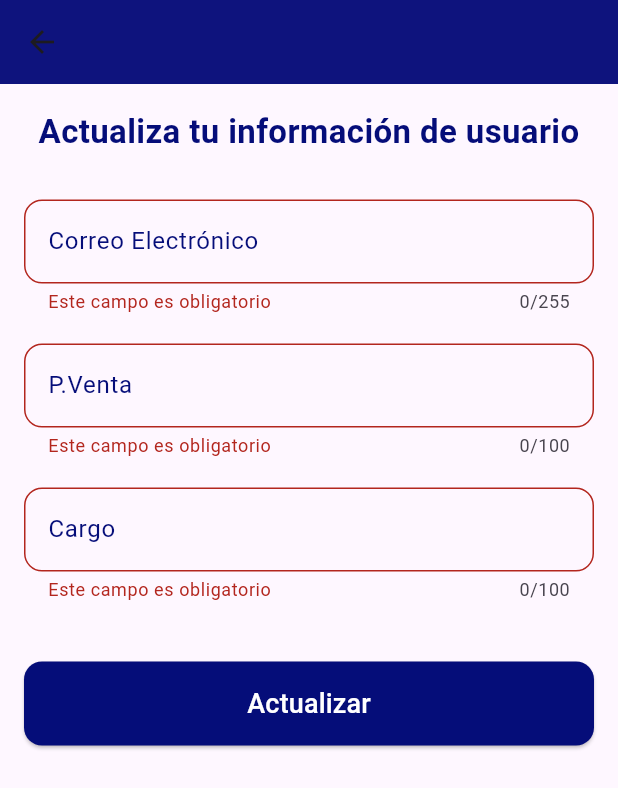
After one commit to leoespi/talento_mxm_flutter, a Flutter app: the UpdateUserForm screen opened directly, after a tap on "Actualizar", on a phone screen of 412 x 824 dp. The commit adds this screen. Shown: the top 788 px of the screen. Run offline on Flutter 3.47's test engine with Material 3 defaults, Android fonts, the phone set to English and light mode, and no system bars; our stand-ins replace cached_network_image, file_picker, get, get_storage, google_fonts, image_picker and 1 more; accounts and stored records are empty; network calls fail.

Commit message:
Update_user

```diff
--- a/lib/views/perfil.dart
+++ b/lib/views/perfil.dart
@@ -2,6 +2,7 @@ import 'package:flutter/material.dart';
 import 'package:talento_mxm_flutter/services/user_service.dart';
 import 'package:get_storage/get_storage.dart';
 import 'package:talento_mxm_flutter/views/bottom_menu.dart';
+import 'package:talento_mxm_flutter/views/update_perfil.dart'; // Importar el formulario de actualización de usuario
 
 class UserData {
   final String name;
@@ -9,7 +10,6 @@ class UserData {
   final String email;
   final String p_venta;
   final String cargo;
-
   UserData({
     required this.name,
     required this.cedula,
@@ -45,12 +45,12 @@ class _ProfileScreenState extends State<ProfileScreen> {
       appBar: AppBar(
         iconTheme: IconThemeData(color: Colors.white),
         backgroundColor: const Color.fromARGB(255, 5, 13, 121),
-
-        title: Text('Mi Perfil', style: TextStyle(
-      color: Colors.white, // Cambia el color aquí
-    ),),
-
-
+        title: Text(
+          'Mi Perfil',
+          style: TextStyle(
+            color: Colors.white, // Cambia el color aquí
+          ),
+        ),
       ),
       drawer: SideMenu(),
       body: FutureBuilder<UserData>(
@@ -111,7 +111,7 @@ class _ProfileScreenState extends State<ProfileScreen> {
                     title: Text('Correo Electrónico'),
                     subtitle: Text(usuario.email),
                   ),
-                  ListTile(
+                   ListTile(
                     leading: Icon(Icons.store_outlined, color: const Color.fromARGB(255, 5, 13, 121)),
                     title: Text('Punto de Venta'),
                     subtitle: Text(usuario.p_venta),
@@ -122,6 +122,29 @@ class _ProfileScreenState extends State<ProfileScreen> {
                     title: Text('Cargo'),
                     subtitle: Text(usuario.cargo),
                   ),
+                  SizedBox(height: 20.0),
+                  // Botón para actualizar los datos
+                  Center(
+                    child: ElevatedButton(
+                      onPressed: () {
+                        // Navegar a la pantalla de actualización de usuario
+                        Navigator.push(
+                          context,
+                          MaterialPageRoute(
+                            builder: (context) => UpdateUserForm(),
+                          ),
+                        );
+                      },
+                      child: Text('Actualizar Información'),
+                      style: ElevatedButton.styleFrom(
+                        backgroundColor: const Color.fromARGB(255, 5, 13, 121), // Color del botón
+                        padding: EdgeInsets.symmetric(horizontal: 40, vertical: 12),
+                        textStyle: TextStyle(fontSize: 16, fontWeight: FontWeight.bold),
+                        foregroundColor: Colors.white, // Aquí se establece el color del texto del botón
+                      ),
+                    ),
+                  )
+
                 ],
               ),
             );
--- /dev/null
+++ b/lib/views/update_perfil.dart
@@ -0,0 +1,183 @@
+import 'package:flutter/material.dart';
+import 'package:http/http.dart' as http;
+import 'dart:convert';
+import 'package:get_storage/get_storage.dart';  // Para acceder al almacenamiento local del token
+
+class UpdateUserForm extends StatefulWidget {
+  @override
+  _UpdateUserFormState createState() => _UpdateUserFormState();
+}
+
+class _UpdateUserFormState extends State<UpdateUserForm> {
+  final _formKey = GlobalKey<FormState>();
+  TextEditingController _emailController = TextEditingController();
+  TextEditingController _pVentaController = TextEditingController();
+  TextEditingController _cargoController = TextEditingController();
+
+  // Función para actualizar los datos del usuario
+  Future<void> _updateUser() async {
+    final storage = GetStorage();
+    String token = storage.read('token') ?? ''; // Recuperar el token almacenado
+
+    if (token.isEmpty) {
+      ScaffoldMessenger.of(context).showSnackBar(
+        SnackBar(content: Text('Token no encontrado. Inicia sesión nuevamente.'))
+      );
+      return;
+    }
+
+    final url = 'http://10.0.2.2:8000/api/user'; // Cambia la URL a la correcta
+
+    // Agregar el token al encabezado de la solicitud
+    final response = await http.put(
+      Uri.parse(url),
+      headers: {
+        'Content-Type': 'application/json',
+        'Authorization': 'Bearer $token', // Agregar el token de autenticación aquí
+      },
+      body: json.encode({
+        'email': _emailController.text,
+        'p_venta': _pVentaController.text,
+        'cargo': _cargoController.text,
+      }),
+    );
+
+    if (response.statusCode == 200) {
+      // Si la actualización es exitosa, muestra un mensaje
+      ScaffoldMessenger.of(context).showSnackBar(SnackBar(content: Text('Usuario actualizado con éxito')));
+
+      // Regresar a la página de perfil después de actualizar
+      Navigator.pop(context);
+    } else {
+      // Si falla la actualización, muestra un error
+      ScaffoldMessenger.of(context).showSnackBar(SnackBar(content: Text('Error al actualizar el usuario')));
+    }
+  }
+
+  @override
+  Widget build(BuildContext context) {
+    return Scaffold(
+      appBar: AppBar(
+
+        backgroundColor: const Color.fromARGB(255, 5, 13, 121),// Color de fondo de la AppBar
+        elevation: 4,
+      ),
+      body: Padding(
+        padding: const EdgeInsets.all(16.0),
+        child: Form(
+          key: _formKey,
+          child: ListView(
+            children: [
+              // Título principal
+              Text(
+                'Actualiza tu información de usuario',
+                style: TextStyle(
+                  fontSize: 22.0,
+                  fontWeight: FontWeight.bold,
+                  color: Color.fromARGB(255, 5, 13, 121),
+                ),
+                textAlign: TextAlign.center,
+              ),
+              SizedBox(height: 30),
+
+              // Campo para el correo electrónico
+              TextFormField(
+                controller: _emailController,
+                decoration: InputDecoration(
+                  labelText: 'Correo Electrónico',
+                  labelStyle: TextStyle(color: Color.fromARGB(255, 5, 13, 121)),
+                  border: OutlineInputBorder(
+                    borderRadius: BorderRadius.circular(12.0),
+                    borderSide: BorderSide(color: Color.fromARGB(255, 5, 13, 121)),
+                  ),
+                  focusedBorder: OutlineInputBorder(
+                    borderRadius: BorderRadius.circular(12.0),
+                    borderSide: BorderSide(color: Color.fromARGB(255, 5, 13, 121)),
+                  ),
+                ),
+                maxLength: 255,
+                keyboardType: TextInputType.emailAddress,
+                validator: (value) {
+                  if (value == null || value.isEmpty) {
+                    return 'Este campo es obligatorio';
+                  } else if (!RegExp(r'^[^@]+@[^@]+\.[^@]+').hasMatch(value)) {
+                    return 'Correo electrónico no válido';
+                  }
+                  return null;
+                },
+              ),
+              SizedBox(height: 20),
+
+              // Campo para la P.Venta
+              TextFormField(
+                controller: _pVentaController,
+                decoration: InputDecoration(
+                  labelText: 'P.Venta',
+                  labelStyle: TextStyle(color: Color.fromARGB(255, 5, 13, 121)),
+                  border: OutlineInputBorder(
+                    borderRadius: BorderRadius.circular(12.0),
+                    borderSide: BorderSide(color: Color.fromARGB(255, 5, 13, 121)),
+                  ),
+                  focusedBorder: OutlineInputBorder(
+                    borderRadius: BorderRadius.circular(12.0),
+                    borderSide: BorderSide(color: Color.fromARGB(255, 5, 13, 121)),
+                  ),
+                ),
+                maxLength: 100,
+                validator: (value) {
+                  if (value == null || value.isEmpty) {
+                    return 'Este campo es obligatorio';
+                  }
+                  return null;
+                },
+              ),
+              SizedBox(height: 20),
+
+              // Campo para el cargo
+              TextFormField(
+                controller: _cargoController,
+                decoration: InputDecoration(
+                  labelText: 'Cargo',
+                  labelStyle: TextStyle(color: Color.fromARGB(255, 5, 13, 121)),
+                  border: OutlineInputBorder(
+                    borderRadius: BorderRadius.circular(12.0),
+                    borderSide: BorderSide(color: Color.fromARGB(255, 5, 13, 121)),
+                  ),
+                  focusedBorder: OutlineInputBorder(
+                    borderRadius: BorderRadius.circular(12.0),
+                    borderSide: BorderSide(color: Color.fromARGB(255, 5, 13, 121)),
+                  ),
+                ),
+                maxLength: 100,
+                validator: (value) {
+                  if (value == null || value.isEmpty) {
+                    return 'Este campo es obligatorio';
+                  }
+                  return null;
+                },
+              ),
+              SizedBox(height: 40),
+
+              // Botón de actualización
+              ElevatedButton(
+                onPressed: () {
+                  if (_formKey.currentState!.validate()) {
+                    _updateUser();
+                  }
+                },
+                child: Text('Actualizar', style: TextStyle(fontSize: 18, color: Colors.white)),
+                style: ElevatedButton.styleFrom(
+                  backgroundColor: Color.fromARGB(255, 5, 13, 121), // Color del botón
+                  padding: EdgeInsets.symmetric(vertical: 15),
+                  shape: RoundedRectangleBorder(
+                    borderRadius: BorderRadius.circular(12.0),
+                  ),
+                ),
+              ),
+            ],
+          ),
+        ),
+      ),
+    );
+  }
+}
--- a/pubspec.yaml
+++ b/pubspec.yaml
@@ -11,7 +11,6 @@ dependencies:
   flutter:
     sdk: flutter
   intl: ^0.17.0
-
   cached_network_image: ^3.2.0
   url_launcher: ^6.0.20
   youtube_player_flutter: ^8.1.0
```
